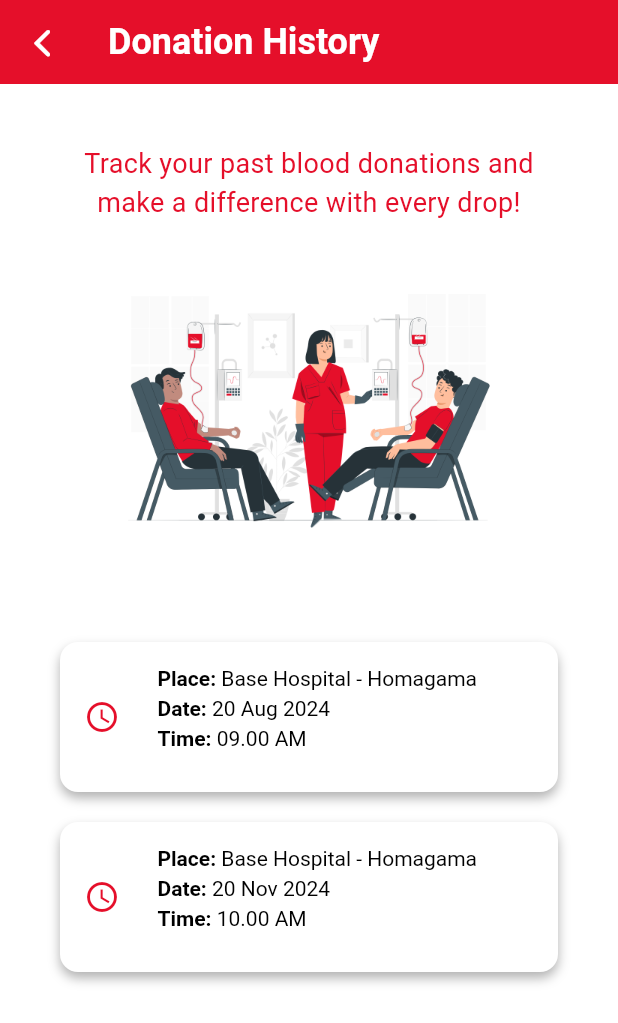
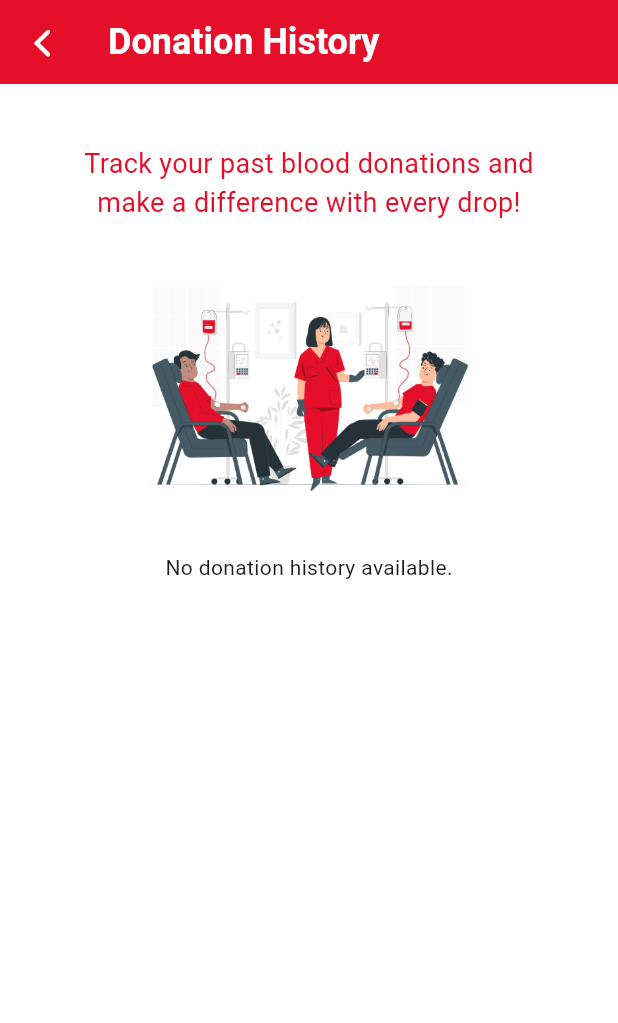
Before and after one commit to ArvinFox/LifeBlood-Blood-Donation-App, a Flutter app: the DonationHistoryScreen screen opened by its route, on a phone screen of 412 x 824 dp. Shown: the top 1023 px of the screen. Run offline on Flutter 3.47's test engine with Material 3 defaults, Android fonts, the phone set to English and light mode, and no system bars; our stand-ins replace carousel_slider, cloud_firestore, curved_navigation_bar, file_picker, firebase_auth, firebase_core and 4 more; missing offline and left inert: twilio_flutter; accounts and stored records are empty; project files that could hold a hidden picture were left out.

Commit message:
Fetch and display donation history with improved UI

```diff
--- a/lib/app.dart
+++ b/lib/app.dart
@@ -1,4 +1,5 @@
 import 'package:flutter/material.dart';
+import 'package:lifeblood_blood_donation_app/providers/donation_history_provider.dart';
 import 'package:lifeblood_blood_donation_app/providers/event_provider.dart';
 import 'package:lifeblood_blood_donation_app/providers/medical_report_provider.dart';
 import 'package:lifeblood_blood_donation_app/providers/notification_provider.dart';
@@ -19,6 +20,7 @@ class LifeBlood extends StatelessWidget {
         ChangeNotifierProvider(create: (_) => EventProvider()),
         ChangeNotifierProvider(create: (_) => NotificationProvider()),
         ChangeNotifierProvider(create: (_) => MedicalReportProvider()),
+        ChangeNotifierProvider(create: (_) => DonationHistoryProvider()),
       ],
       child: MaterialApp(
         title: "LifeBlood",
--- a/lib/components/text_field.dart
+++ b/lib/components/text_field.dart
@@ -70,6 +70,7 @@ class _CustomInputBoxState extends State<CustomInputBox> {
             if (widget.validator != null) {
               return widget.validator!(value);
             }
+            return null;
           },
           decoration: InputDecoration(
             hintText: widget.hintText,
--- a/lib/constants/app_credentials.dart
+++ b/lib/constants/app_credentials.dart
@@ -6,5 +6,5 @@ class AppCredentials {
 
   // Supabase Credentials
   static const String supabaseUrl = "";
-  static const String supabaseAnonKey ="";
+  static const String supabaseAnonKey = "";
 }
--- /dev/null
+++ b/lib/models/donation_history_model.dart
@@ -0,0 +1,32 @@
+import 'package:cloud_firestore/cloud_firestore.dart';
+
+class DonationHistory {
+  final String donationHistoryId;
+  final String? requestId;
+  final String userId;
+  final String place;
+  final DateTime date;
+  final DateTime time;
+
+  DonationHistory({
+    required this.donationHistoryId,
+    this.requestId,
+    required this.userId,
+    required this.place,
+    required this.date,
+    required this.time,
+  });
+
+  factory DonationHistory.fromFirestore(DocumentSnapshot doc) {
+    Map<String, dynamic> data = doc.data() as Map<String, dynamic>;
+
+    return DonationHistory(
+      donationHistoryId: doc.id,
+      requestId: data['request_id'] ?? '',
+      userId: data['user_id'] ?? '',
+      place: data['place'] ?? '',
+      date: (data['date'] as Timestamp).toDate(),
+      time: (data['time'] as Timestamp).toDate(),
+    );
+  }
+}
--- a/lib/models/events_model.dart
+++ b/lib/models/events_model.dart
@@ -6,8 +6,8 @@ class DonationEvents {
   final String description;
   final String location;
   final DateTime dateAndTime;
-  DateTime? createdAt;
-  DateTime? updatedAt;
+  final DateTime? createdAt;
+  final DateTime? updatedAt;
 
   DonationEvents({
     this.eventId,
--- /dev/null
+++ b/lib/providers/donation_history_provider.dart
@@ -0,0 +1,26 @@
+import 'package:flutter/material.dart';
+import 'package:lifeblood_blood_donation_app/models/donation_history_model.dart';
+import 'package:lifeblood_blood_donation_app/services/donation_history_service.dart';
+
+class DonationHistoryProvider extends ChangeNotifier {
+  final DonationHistoryService _donationHistoryService = DonationHistoryService();
+  List<DonationHistory> _donationHistory = [];
+  bool _isLoading = false;
+
+  List<DonationHistory> get donationHistory => _donationHistory;
+  bool get isLoading => _isLoading;
+
+  Future<void> fetchDonationHistory(String userId) async {
+    _isLoading = true;
+    notifyListeners();
+
+    try {
+      _donationHistory = await _donationHistoryService.getDonationHistoryOfUser(userId);
+    } catch (error) {
+      _donationHistory = [];
+    } finally {
+      _isLoading = false;
+      notifyListeners();
+    }
+  }
+}
--- a/lib/routes/user_routes.dart
+++ b/lib/routes/user_routes.dart
@@ -10,7 +10,6 @@ import 'package:lifeblood_blood_donation_app/screens/notification_screen.dart';
 import 'package:lifeblood_blood_donation_app/screens/profile_screen.dart';
 import 'package:lifeblood_blood_donation_app/screens/request_donors.dart';
 import 'package:lifeblood_blood_donation_app/screens/rewards_screen.dart';
-import 'package:path/path.dart';
 
 class UserRoutes {
   static Map<String, WidgetBuilder> routes = {
--- a/lib/screens/auth/update_password/reset_pswd_screen.dart
+++ b/lib/screens/auth/update_password/reset_pswd_screen.dart
@@ -54,7 +54,7 @@ class _ResetPasswordPageState extends State<ResetPasswordScreen> {
       DocumentSnapshot userDoc = user.docs.first;
       String userId = userDoc.id;
 
-      if (userId == null || userId.isEmpty) {
+      if (userId.isEmpty) {
         Helpers.showError(context, "User ID is invalid.");
         setState(() {
           isLoading = false;
--- a/lib/screens/donation_history_screen.dart
+++ b/lib/screens/donation_history_screen.dart
@@ -1,6 +1,10 @@
-import 'package:flutter/cupertino.dart';
 import 'package:flutter/material.dart';
+import 'package:intl/intl.dart';
 import 'package:lifeblood_blood_donation_app/components/custom_main_app_bar.dart';
+import 'package:lifeblood_blood_donation_app/models/donation_history_model.dart';
+import 'package:lifeblood_blood_donation_app/providers/donation_history_provider.dart';
+import 'package:lifeblood_blood_donation_app/providers/user_provider.dart';
+import 'package:provider/provider.dart';
 
 class DonationHistoryScreen extends StatefulWidget {
   const DonationHistoryScreen({super.key});
@@ -10,18 +14,19 @@ class DonationHistoryScreen extends StatefulWidget {
 }
 
 class _DonationHistoryPageState extends State<DonationHistoryScreen> {
-  final List<Map<String, String>> _donationHistory = [
-    {
-      'place': 'Base Hospital - Homagama',
-      'date': '20 Aug 2024',
-      'time': '09.00 AM',
-    },
-    {
-      'place': 'Base Hospital - Homagama',
-      'date': '20 Nov 2024',
-      'time': '10.00 AM',
-    },
-  ];
+
+  @override
+  void initState() {
+    super.initState();
+    WidgetsBinding.instance.addPostFrameCallback((_) async {
+      final userProvider = Provider.of<UserProvider>(context, listen: false);
+      final userId = userProvider.user!.userId;
+
+      Provider.of<DonationHistoryProvider>(context, listen: false)
+        .fetchDonationHistory(userId!);
+    });
+  }
+
   @override
   Widget build(BuildContext context) {
     return Scaffold(
@@ -43,17 +48,33 @@ class _DonationHistoryPageState extends State<DonationHistoryScreen> {
               ),
               Image.asset(
                 'assets/images/about_us.png',
-                height: 250, // Change the image size
+                height: 220,
               ),
-              const SizedBox(height: 20),
-              //to grt items form the list
-              ..._donationHistory.map((donation) {
+
+              Consumer<DonationHistoryProvider>(
+                builder: (context, historyProvider, _) {
+                  if (historyProvider.isLoading) {
+                    return const Center(child: CircularProgressIndicator());
+                  }
+
+                  final List<DonationHistory> donationHistory =
+                      historyProvider.donationHistory;
+
+                  if (donationHistory.isEmpty) {
+                    return const Center(child: Text('No donation history available.'));
+                  }
+
+                  return Column(
+                    children: donationHistory.map((donation) {
                       return _donationHistoryCard(
-                  place: donation['place']!,
-                  date: donation['date']!,
-                  time: donation['time']!,
+                        place: donation.place,
+                        date: DateFormat('dd MMM yyyy').format(donation.date),
+                        time: DateFormat('hh:mm a').format(donation.time),
                       );
                     }).toList(),
+                  );
+                },
+              ),
             ],
           ),
         ),
@@ -61,102 +82,88 @@ class _DonationHistoryPageState extends State<DonationHistoryScreen> {
     );
   }
 
-  Widget _donationHistoryCard({required String place,required String date,required String time}){
+  Widget _donationHistoryCard({
+    required String place,
+    required String date,
+    required String time,
+  }) {
     return Container(
-      height: 100,
-      margin: const EdgeInsets.symmetric(vertical: 10, horizontal: 30),
-      padding: const EdgeInsets.all(16),
+      margin: const EdgeInsets.symmetric(vertical: 12, horizontal: 20),
       decoration: BoxDecoration(
-        color: Colors.white,
-        borderRadius: BorderRadius.circular(12),
+        gradient: const LinearGradient(
+          colors: [Color(0xFFFFF1F1), Color.fromARGB(255, 255, 232, 232)],
+          begin: Alignment.topLeft,
+          end: Alignment.bottomRight,
+        ),
+        borderRadius: BorderRadius.circular(18),
         boxShadow: [
           BoxShadow(
-            color: Colors.grey.withOpacity(0.8),
+            color: Colors.redAccent.withOpacity(0.15),
+            blurRadius: 12,
+            spreadRadius: 3,
+            offset: const Offset(0, 6),
+          ),
+          BoxShadow(
+            color: Colors.black.withOpacity(0.05),
             blurRadius: 6,
-            offset: const Offset(0, 4),
+            spreadRadius: 1,
+            offset: const Offset(0, 3),
           ),
         ],
       ),
-      child: Row(
-        children: [
-          const Icon(
-            Icons.access_time,
+      child: ListTile(
+        contentPadding: const EdgeInsets.symmetric(horizontal: 20, vertical: 16),
+        leading: Container(
+          padding: const EdgeInsets.all(10),
+          decoration: BoxDecoration(
+            color: Colors.white.withOpacity(0.7),
+            shape: BoxShape.circle,
+            boxShadow: [
+              BoxShadow(
+                color: Colors.red.withOpacity(0.2),
+                blurRadius: 8,
+                spreadRadius: 2,
+                offset: const Offset(0, 3),
+              ),
+            ],
+          ),
+          child: const Icon(
+            Icons.bloodtype_rounded,
             color: Color(0xFFE50F2A),
+            size: 30,
           ),
-          const SizedBox(width: 25), // Added space between icon and text
-          Expanded(
+        ),
+        title: Text(
+          place,
+          style: const TextStyle(
+            fontSize: 16,
+            fontWeight: FontWeight.bold,
+            color: Colors.black87,
+          ),
+        ),
+        subtitle: Padding(
+          padding: const EdgeInsets.only(top: 6),
           child: Column(
             crossAxisAlignment: CrossAxisAlignment.start,
             children: [
-                RichText(
-                  text: TextSpan(
-                    children: [
-                      TextSpan(
-                        text: 'Place: ',
-                        style: TextStyle(
-                          fontSize: 14,
-                          fontWeight: FontWeight.bold,
-                          color: Colors.black,
+              Text(
+                "Date: $date",
+                style: const TextStyle(
+                  fontSize: 13,
+                  color: Colors.black54,
                 ),
               ),
-                      TextSpan(
-                        text: place,
-                        style: TextStyle(
-                          fontSize: 14,
-                          color: Colors.black,
+              const SizedBox(height: 2),
+              Text(
+                "Time: $time",
+                style: const TextStyle(
+                  fontSize: 13,
+                  color: Colors.black54,
                 ),
               ),
             ],
           ),
         ),
-                const SizedBox(height: 4),
-                RichText(
-                  text: TextSpan(
-                    children: [
-                      TextSpan(
-                        text: 'Date: ',
-                        style: TextStyle(
-                          fontSize: 14,
-                          fontWeight: FontWeight.bold,
-                          color: Colors.black,
-                        ),
-                      ),
-                      TextSpan(
-                        text: date,
-                        style: TextStyle(
-                          fontSize: 14,
-                          color: Colors.black,
-                        ),
-                      ),
-                    ],
-                  ),
-                ),
-                const SizedBox(height: 4),
-                RichText(
-                  text: TextSpan(
-                    children: [
-                      TextSpan(
-                        text: 'Time: ',
-                        style: TextStyle(
-                          fontSize: 14,
-                          fontWeight: FontWeight.bold,
-                          color: Colors.black,
-                        ),
-                      ),
-                      TextSpan(
-                        text: time,
-                        style: TextStyle(
-                          fontSize: 14,
-                          color: Colors.black,
-                        ),
-                      ),
-                    ],
-                  ),
-                ),
-              ],
-            ),
-          ),
-        ],
       ),
     );
   }
--- a/lib/screens/edit_user_information.dart
+++ b/lib/screens/edit_user_information.dart
@@ -122,13 +122,13 @@ class _EditUserInformationState extends State<EditUserInformation> {
 
   @override
   void dispose() {
-    super.dispose();
     _fullNameController.dispose();
     _contactNumberController.dispose();
     _nicController.dispose();
     _addressController.dispose();
     _dobController.dispose();
     _healthConditionController.dispose();
+    super.dispose();
   }
 
   Future<void> submitDonorDetails() async {
--- /dev/null
+++ b/lib/services/donation_history_service.dart
@@ -0,0 +1,22 @@
+import 'package:cloud_firestore/cloud_firestore.dart';
+import 'package:lifeblood_blood_donation_app/models/donation_history_model.dart';
+
+class DonationHistoryService {
+  final FirebaseFirestore _firestore = FirebaseFirestore.instance;
+
+  // Get donation history of user
+  Future<List<DonationHistory>> getDonationHistoryOfUser(String userId) async {
+    try {
+      QuerySnapshot snapshot = await _firestore
+        .collection("donation_history")
+        .where("user_id", isEqualTo: userId)
+        .orderBy('date', descending: true)
+        .get();
+
+      return snapshot.docs.map((doc) => DonationHistory.fromFirestore(doc)).toList();
+
+    } catch (e) {
+      throw Exception("Failed to fetch donation history of user: $e");
+    }
+  }
+}
```
Also changed, not shown: 4 other files. Lines whose indentation alone changed are shown as unchanged.
